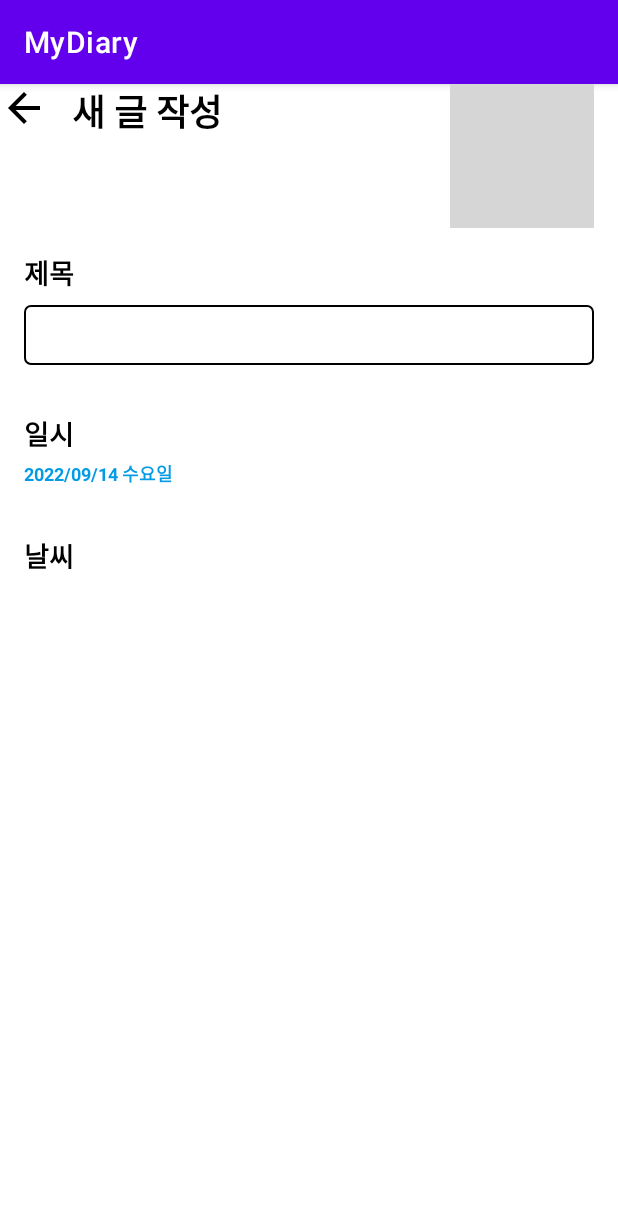
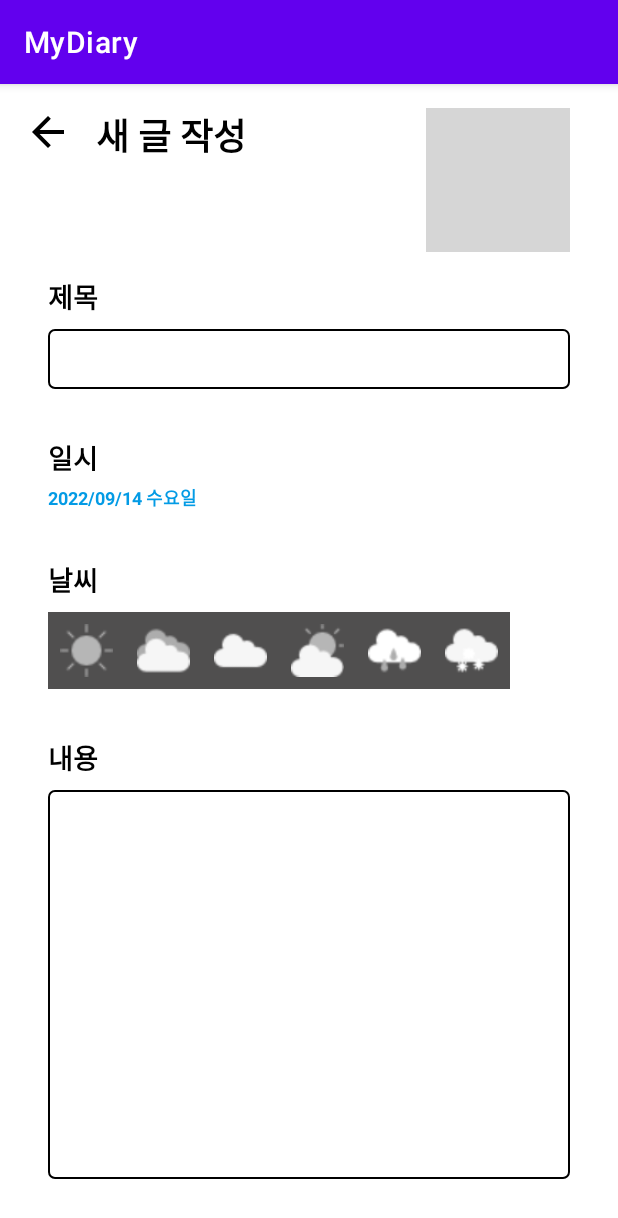
Before and after one commit to Subin-7/MyDiary, an Android app: the DiaryDetailActivity screen opened directly, with no data from a screen before it, on a phone screen of 412 x 824 dp. Shown: the top 1218 px of the screen. Run offline under Robolectric (Android 15) with nearby library versions, the phone set to English and light mode, and no system bars; grey boxes are pictures that could not be loaded.

Commit message:
Create Weather Selection Radio Button

```diff
--- /dev/null
+++ b/app/src/main/res/drawable/selector_btn_bad_cloud.xml
@@ -0,0 +1,5 @@
+<?xml version="1.0" encoding="utf-8"?>
+<selector xmlns:android="http://schemas.android.com/apk/res/android">
+    <item android:state_checked="false" android:drawable="@drawable/img_bad_cloud_gray"/>
+    <item android:state_checked="true" android:drawable="@drawable/img_bad_cloud"/>
+</selector>
--- /dev/null
+++ b/app/src/main/res/drawable/selector_btn_cloud.xml
@@ -0,0 +1,5 @@
+<?xml version="1.0" encoding="utf-8"?>
+<selector xmlns:android="http://schemas.android.com/apk/res/android">
+    <item android:state_checked="false" android:drawable="@drawable/img_cloud_gray"/>
+    <item android:state_checked="true" android:drawable="@drawable/img_cloud"/>
+</selector>
--- /dev/null
+++ b/app/src/main/res/drawable/selector_btn_cloudy.xml
@@ -0,0 +1,5 @@
+<?xml version="1.0" encoding="utf-8"?>
+<selector xmlns:android="http://schemas.android.com/apk/res/android">
+    <item android:state_checked="false" android:drawable="@drawable/img_cloudy_gray"/>
+    <item android:state_checked="true" android:drawable="@drawable/img_cloudy"/>
+</selector>
--- /dev/null
+++ b/app/src/main/res/drawable/selector_btn_rainy.xml
@@ -0,0 +1,5 @@
+<?xml version="1.0" encoding="utf-8"?>
+<selector xmlns:android="http://schemas.android.com/apk/res/android">
+    <item android:state_checked="false" android:drawable="@drawable/img_rainy_gray"/>
+    <item android:state_checked="true" android:drawable="@drawable/img_rainy"/>
+</selector>
--- /dev/null
+++ b/app/src/main/res/drawable/selector_btn_snowy.xml
@@ -0,0 +1,5 @@
+<?xml version="1.0" encoding="utf-8"?>
+<selector xmlns:android="http://schemas.android.com/apk/res/android">
+    <item android:state_checked="false" android:drawable="@drawable/img_snowy_gray"/>
+    <item android:state_checked="true" android:drawable="@drawable/img_snowy"/>
+</selector>
--- /dev/null
+++ b/app/src/main/res/drawable/selector_btn_sun.xml
@@ -0,0 +1,5 @@
+<?xml version="1.0" encoding="utf-8"?>
+<selector xmlns:android="http://schemas.android.com/apk/res/android">
+    <item android:state_checked="false" android:drawable="@drawable/img_sun_gray"/>
+    <item android:state_checked="true" android:drawable="@drawable/img_sun"/>
+</selector>
--- a/app/src/main/res/layout/activity_diary_detail.xml
+++ b/app/src/main/res/layout/activity_diary_detail.xml
@@ -4,6 +4,7 @@
     xmlns:tools="http://schemas.android.com/tools"
     android:layout_width="match_parent"
     android:layout_height="match_parent"
+    android:layout_margin="16dp"
     android:orientation="vertical"
     tools:context=".DiaryDetailActivity">
 
@@ -125,7 +126,98 @@
             android:textStyle="bold"
             android:textColor="@color/black"/>
 
+        <!--RADIO BUTTON GROUP -->
+        <RadioGroup
+            android:id="@+id/rg_weather"
+            android:layout_width="wrap_content"
+            android:layout_height="wrap_content"
+            android:layout_marginTop="8dp"
+            android:padding="8dp"
+            android:background="#504f4f"
+            android:orientation="horizontal">
+
+            <RadioButton
+                android:layout_width="35dp"
+                android:layout_height="35dp"
+                android:layout_marginRight="16dp"
+                android:button="@null"
+                android:background="@drawable/selector_btn_sun"/>
+
+            <RadioButton
+                android:layout_width="35dp"
+                android:layout_height="35dp"
+                android:layout_marginRight="16dp"
+                android:button="@null"
+                android:background="@drawable/selector_btn_bad_cloud"/>
+
+            <RadioButton
+                android:layout_width="35dp"
+                android:layout_height="35dp"
+                android:layout_marginRight="16dp"
+                android:button="@null"
+                android:background="@drawable/selector_btn_cloud"/>
+
+            <RadioButton
+                android:layout_width="35dp"
+                android:layout_height="35dp"
+                android:layout_marginRight="16dp"
+                android:button="@null"
+                android:background="@drawable/selector_btn_cloudy"/>
+
+            <RadioButton
+                android:layout_width="35dp"
+                android:layout_height="35dp"
+                android:layout_marginRight="16dp"
+                android:button="@null"
+                android:background="@drawable/selector_btn_rainy"/>
+
+            <RadioButton
+                android:layout_width="35dp"
+                android:layout_height="35dp"
+                android:button="@null"
+                android:background="@drawable/selector_btn_snowy"/>
+
+
+
+        </RadioGroup>
 
     </LinearLayout>
 
+    <!-- CONTENT -->
+    <LinearLayout
+        android:layout_width="match_parent"
+        android:layout_height="wrap_content"
+        android:layout_margin="16dp"
+        android:orientation="vertical">
+
+        <TextView
+            android:layout_width="wrap_content"
+            android:layout_height="wrap_content"
+            android:text="내용"
+            android:textSize="18sp"
+            android:textStyle="bold"
+            android:textColor="@color/black"/>
+
+        <EditText
+            android:id="@+id/et_content"
+            android:layout_width="match_parent"
+            android:layout_height="wrap_content"
+            android:inputType="textMultiLine"
+            android:gravity="top|left"
+            android:textSize="14sp"
+            android:textColor="@color/black"
+            android:layout_marginTop="8dp"
+            android:singleLine="true"
+            android:maxLines="15"
+            android:lines="15"
+            android:maxLength="200"
+            android:scrollbars="vertical"
+            android:scrollHorizontally="false"
+            android:overScrollMode="always"
+            android:padding="8dp"
+            android:background="@drawable/shape_intput_field"/>
+
+    </LinearLayout>
+
+
 </LinearLayout>
```
